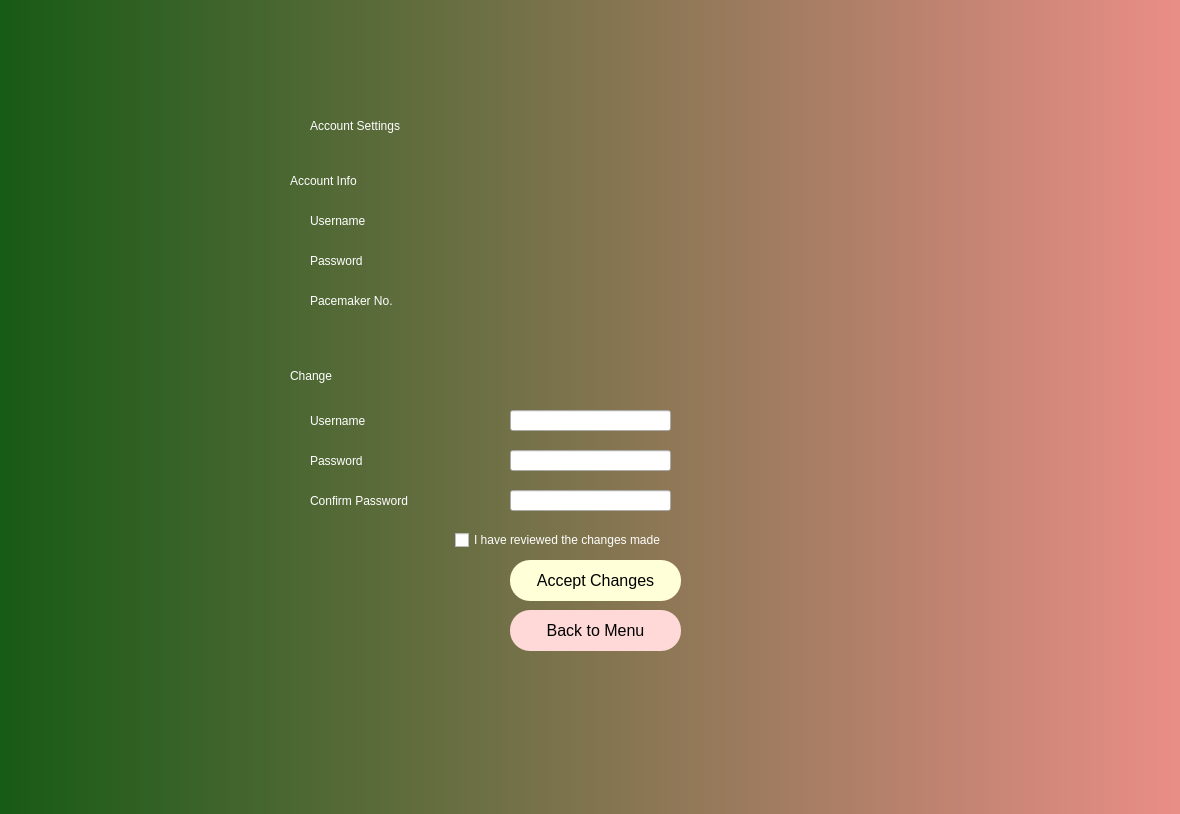
First picture: the form in DCM/interface/account_page.ui, repository patrickkosierb/3K04_DCM, before the edit.
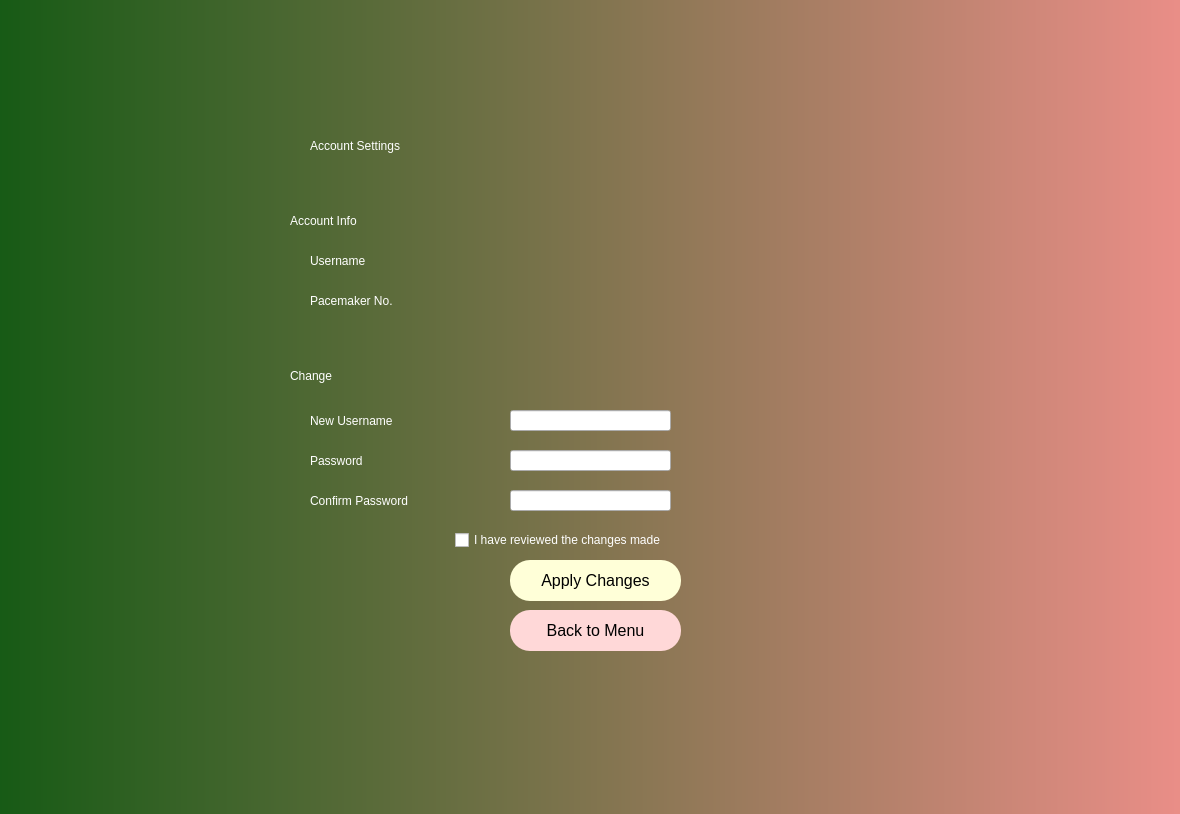
Second picture: the form after the edit.

Commit message: debugging, complete accounts page, 4 lists for parameters

```diff
--- a/DCM/interface/account_page.ui
+++ b/DCM/interface/account_page.ui
@@ -30,7 +30,7 @@
     <property name="geometry">
      <rect>
       <x>440</x>
-      <y>80</y>
+      <y>100</y>
       <width>361</width>
       <height>111</height>
      </rect>
@@ -68,7 +68,7 @@
 font: 12pt &quot;Arial&quot;;</string>
     </property>
     <property name="text">
-     <string>Accept Changes</string>
+     <string>Apply Changes</string>
     </property>
    </widget>
    <widget class="QLabel" name="label">
@@ -88,7 +88,7 @@
     <property name="geometry">
      <rect>
       <x>420</x>
-      <y>180</y>
+      <y>220</y>
       <width>181</width>
       <height>21</height>
      </rect>
@@ -105,23 +105,6 @@
     <property name="geometry">
      <rect>
       <x>440</x>
-      <y>220</y>
-      <width>141</width>
-      <height>21</height>
-     </rect>
-    </property>
-    <property name="styleSheet">
-     <string notr="true">font: 14pt &quot;Arial&quot;; color:rgb(255, 255, 255)
-</string>
-    </property>
-    <property name="text">
-     <string>Username</string>
-    </property>
-   </widget>
-   <widget class="QLabel" name="label2_3">
-    <property name="geometry">
-     <rect>
-      <x>440</x>
       <y>260</y>
       <width>141</width>
       <height>21</height>
@@ -132,7 +115,7 @@
 </string>
     </property>
     <property name="text">
-     <string>Password</string>
+     <string>Username</string>
     </property>
    </widget>
    <widget class="QLabel" name="label2_4">
@@ -174,7 +157,7 @@
      <rect>
       <x>440</x>
       <y>420</y>
-      <width>141</width>
+      <width>161</width>
       <height>21</height>
      </rect>
     </property>
@@ -183,7 +166,7 @@
 </string>
     </property>
     <property name="text">
-     <string>Username</string>
+     <string>New Username</string>
     </property>
    </widget>
    <widget class="QLabel" name="label2_7">
@@ -230,7 +213,7 @@
      </rect>
     </property>
    </widget>
-   <widget class="QLineEdit" name="password_2">
+   <widget class="QLineEdit" name="password">
     <property name="geometry">
      <rect>
       <x>640</x>
@@ -240,7 +223,7 @@
      </rect>
     </property>
    </widget>
-   <widget class="QLineEdit" name="password_2_new">
+   <widget class="QLineEdit" name="password_confirm">
     <property name="geometry">
      <rect>
       <x>640</x>
@@ -295,24 +278,7 @@
      <string>I have reviewed the changes made</string>
     </property>
    </widget>
-   <widget class="QLabel" name="password">
-    <property name="geometry">
-     <rect>
-      <x>640</x>
-      <y>250</y>
-      <width>181</width>
-      <height>41</height>
-     </rect>
-    </property>
-    <property name="styleSheet">
-     <string notr="true">font: 10pt &quot;Arial&quot;; color:rgb(255, 255, 255)
-</string>
-    </property>
-    <property name="text">
-     <string/>
-    </property>
-   </widget>
-   <widget class="QLabel" name="password_confirm">
+   <widget class="QLabel" name="pm_no">
     <property name="geometry">
      <rect>
       <x>640</x>
@@ -322,7 +288,7 @@
      </rect>
     </property>
     <property name="styleSheet">
-     <string notr="true">font: 10pt &quot;Arial&quot;; color:rgb(255, 255, 255)
+     <string notr="true">font: 12pt &quot;Arial&quot;; color:rgb(255, 255, 255)
 </string>
     </property>
     <property name="text">
@@ -333,7 +299,7 @@
     <property name="geometry">
      <rect>
       <x>640</x>
-      <y>210</y>
+      <y>250</y>
       <width>181</width>
       <height>41</height>
      </rect>
```
Left out of the diff: 36 changed lines with no effect on the pictures. The commit also changes 18 other files.
